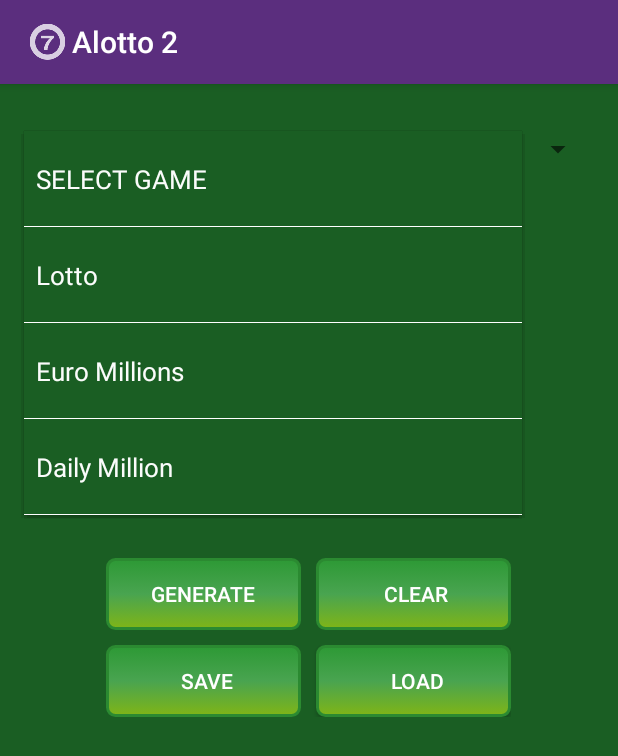
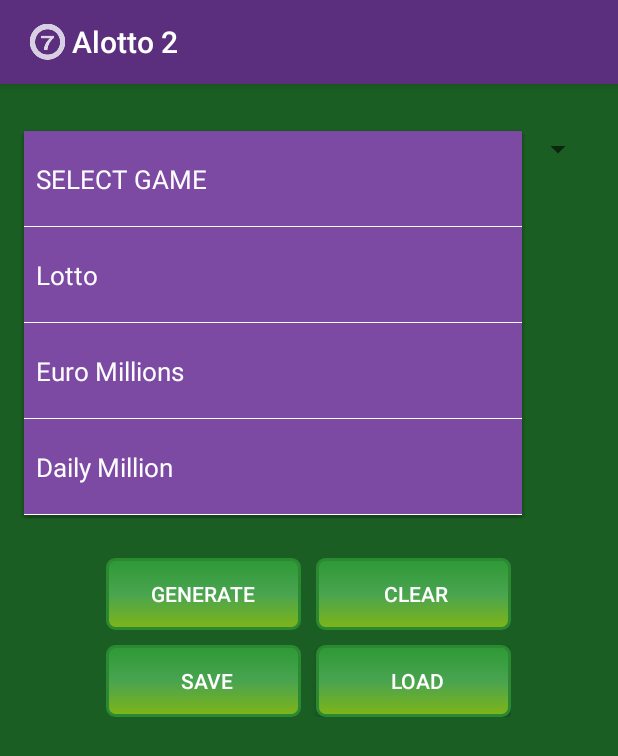
Before and after one commit to kpbender/Alotto2, an Android app: the screen it shows after launch (MainActivity), after a tap on "SELECT GAME", on a phone screen of 412 x 824 dp. Shown: the top 756 px of the screen. Run offline under Robolectric (Android 15) with nearby library versions, the phone set to English and light mode, and no system bars.

```diff
--- a/app/src/main/res/drawable/spinner_separator.xml
+++ b/app/src/main/res/drawable/spinner_separator.xml
@@ -7,7 +7,7 @@
     </item>
     <item android:bottom="1dp">
         <shape android:shape="rectangle">
-            <solid android:color="#1a5e23"/>
+            <solid android:color="#7c4aa3"/>
         </shape>
     </item>
 </layer-list>
```
